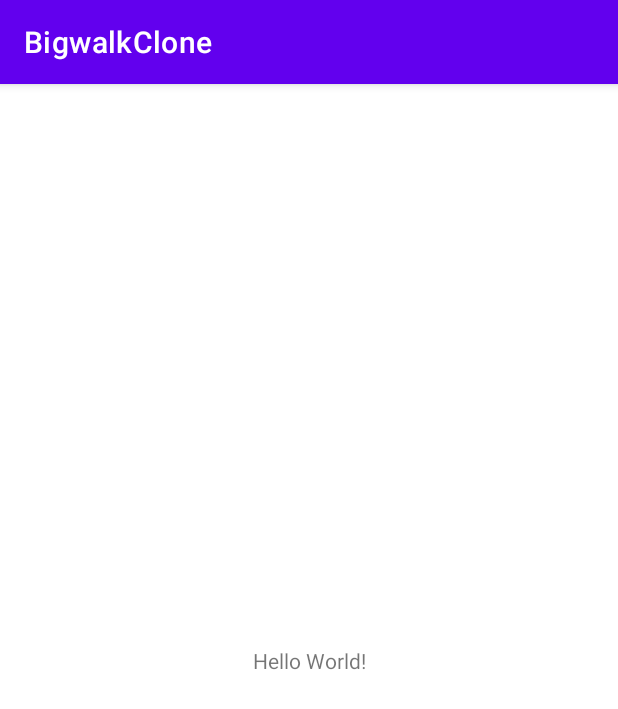
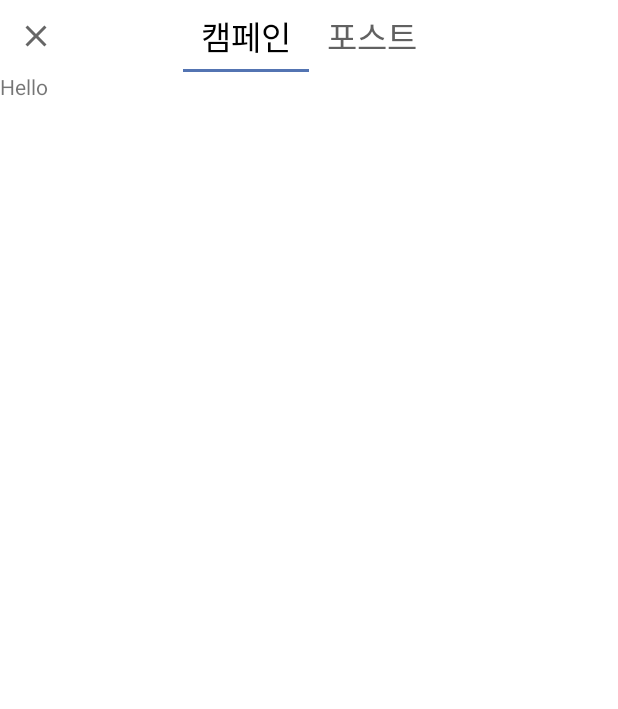
Before and after one commit to HyeokJaeChoi/BigwalkClone, an Android app: the screen it shows after launch (MainActivity), on a phone screen of 412 x 824 dp. Shown: the top 709 px of the screen. Run offline under Robolectric (Android 15) with nearby library versions, the phone set to English and light mode, and no system bars.

Commit message:
메인화면 레이아웃 구성

```diff
--- a/app/build.gradle
+++ b/app/build.gradle
@@ -24,11 +24,15 @@ android {
         }
     }
     compileOptions {
-        sourceCompatibility JavaVersion.VERSION_11
-        targetCompatibility JavaVersion.VERSION_11
+        sourceCompatibility JavaVersion.VERSION_1_8
+        targetCompatibility JavaVersion.VERSION_1_8
     }
     kotlinOptions {
-        jvmTarget = '11'
+        jvmTarget = '1.8'
+    }
+
+    buildFeatures {
+        viewBinding true
     }
 }
 
--- a/app/src/main/java/com/example/bigwalkclone/MainActivity.kt
+++ b/app/src/main/java/com/example/bigwalkclone/MainActivity.kt
@@ -2,10 +2,15 @@ package com.example.bigwalkclone
 
 import androidx.appcompat.app.AppCompatActivity
 import android.os.Bundle
+import com.example.bigwalkclone.databinding.ActivityMainBinding
 
 class MainActivity : AppCompatActivity() {
+    private lateinit var binding: ActivityMainBinding
+
     override fun onCreate(savedInstanceState: Bundle?) {
         super.onCreate(savedInstanceState)
-        setContentView(R.layout.activity_main)
+        binding = ActivityMainBinding.inflate(layoutInflater)
+        setContentView(binding.root)
+
     }
 }
--- a/app/src/main/java/com/example/bigwalkclone/view/CampaignFragment.kt
+++ b/app/src/main/java/com/example/bigwalkclone/view/CampaignFragment.kt
@@ -6,15 +6,35 @@ import androidx.fragment.app.Fragment
 import android.view.LayoutInflater
 import android.view.View
 import android.view.ViewGroup
+import androidx.fragment.app.viewModels
 import com.example.bigwalkclone.R
+import com.example.bigwalkclone.databinding.CampaignFragmentBinding
 
 class CampaignFragment : Fragment() {
     companion object {
         fun newInstance() = CampaignFragment()
     }
 
+    private val campaignViewModel by viewModels<CampaignViewModel>()
+    private var _binding: CampaignFragmentBinding? = null
+    private val binding get() = _binding!!
+
+    override fun onCreateView(
+        inflater: LayoutInflater,
+        container: ViewGroup?,
+        savedInstanceState: Bundle?
+    ): View? {
+        _binding = CampaignFragmentBinding.inflate(inflater, container, false)
+        return binding.root
+    }
+
     override fun onViewCreated(view: View, savedInstanceState: Bundle?) {
         super.onViewCreated(view, savedInstanceState)
     }
 
+    override fun onDestroyView() {
+        super.onDestroyView()
+        _binding = null
+    }
+
 }
--- /dev/null
+++ b/app/src/main/res/drawable/ic_baseline_close_24.xml
@@ -0,0 +1,10 @@
+<vector xmlns:android="http://schemas.android.com/apk/res/android"
+    android:width="24dp"
+    android:height="24dp"
+    android:viewportWidth="24"
+    android:viewportHeight="24"
+    android:tint="?attr/colorControlNormal">
+  <path
+      android:fillColor="@android:color/white"
+      android:pathData="M19,6.41L17.59,5 12,10.59 6.41,5 5,6.41 10.59,12 5,17.59 6.41,19 12,13.41 17.59,19 19,17.59 13.41,12z"/>
+</vector>
--- a/app/src/main/res/layout/activity_main.xml
+++ b/app/src/main/res/layout/activity_main.xml
@@ -6,13 +6,54 @@
         android:layout_height="match_parent"
         tools:context=".MainActivity">
 
-    <TextView
+    <androidx.constraintlayout.widget.ConstraintLayout
+        android:id="@+id/appbar"
+        android:layout_width="match_parent"
+        android:layout_height="wrap_content">
+
+        <ImageView
+            android:id="@+id/close_btn"
             android:layout_width="wrap_content"
             android:layout_height="wrap_content"
-            android:text="Hello World!"
-            app:layout_constraintBottom_toBottomOf="parent"
-            app:layout_constraintLeft_toLeftOf="parent"
-            app:layout_constraintRight_toRightOf="parent"
-            app:layout_constraintTop_toTopOf="parent" />
+            android:src="@drawable/ic_baseline_close_24"
+            android:padding="12dp"
+            />
+
+        <com.google.android.material.tabs.TabLayout
+            android:id="@+id/tab_select_container"
+            android:layout_width="wrap_content"
+            android:layout_height="wrap_content"
+            app:tabTextAppearance="@style/tab_text"
+            app:layout_constraintStart_toStartOf="parent"
+            app:layout_constraintEnd_toEndOf="parent"
+            app:tabMode="fixed"
+            app:tabTextColor="@color/gray"
+            app:tabSelectedTextColor="@color/black"
+            app:tabGravity="center">
+
+            <com.google.android.material.tabs.TabItem
+                android:layout_width="wrap_content"
+                android:layout_height="wrap_content"
+                android:text="@string/campaign"
+                />
+
+            <com.google.android.material.tabs.TabItem
+                android:layout_width="wrap_content"
+                android:layout_height="wrap_content"
+                android:text="@string/post"
+                />
+
+        </com.google.android.material.tabs.TabLayout>
+
+    </androidx.constraintlayout.widget.ConstraintLayout>
+
+    <androidx.fragment.app.FragmentContainerView
+        android:id="@+id/container"
+        android:layout_width="match_parent"
+        android:layout_height="0dp"
+        android:name="com.example.bigwalkclone.view.CampaignFragment"
+        app:layout_constraintTop_toBottomOf="@id/appbar"
+        app:layout_constraintBottom_toBottomOf="parent"
+        />
 
 </androidx.constraintlayout.widget.ConstraintLayout>
--- a/app/src/main/res/values-night/themes.xml
+++ /dev/null
@@ -1,16 +0,0 @@
-<resources xmlns:tools="http://schemas.android.com/tools">
-    <!-- Base application theme. -->
-    <style name="Theme.BigwalkClone" parent="Theme.MaterialComponents.DayNight.DarkActionBar">
-        <!-- Primary brand color. -->
-        <item name="colorPrimary">@color/purple_200</item>
-        <item name="colorPrimaryVariant">@color/purple_700</item>
-        <item name="colorOnPrimary">@color/black</item>
-        <!-- Secondary brand color. -->
-        <item name="colorSecondary">@color/teal_200</item>
-        <item name="colorSecondaryVariant">@color/teal_200</item>
-        <item name="colorOnSecondary">@color/black</item>
-        <!-- Status bar color. -->
-        <item name="android:statusBarColor" tools:targetApi="l">?attr/colorPrimaryVariant</item>
-        <!-- Customize your theme here. -->
-    </style>
-</resources>
--- a/app/src/main/res/values/colors.xml
+++ b/app/src/main/res/values/colors.xml
@@ -7,4 +7,6 @@
     <color name="teal_700">#FF018786</color>
     <color name="black">#FF000000</color>
     <color name="white">#FFFFFFFF</color>
+    <color name="gray">#FF616161</color>
+    <color name="primary">#FF5374B2</color>
 </resources>
--- a/app/src/main/res/values/strings.xml
+++ b/app/src/main/res/values/strings.xml
@@ -1,3 +1,5 @@
 <resources>
     <string name="app_name">BigwalkClone</string>
+    <string name="campaign">캠페인</string>
+    <string name="post">포스트</string>
 </resources>
--- a/app/src/main/res/values/themes.xml
+++ b/app/src/main/res/values/themes.xml
@@ -1,9 +1,9 @@
 <resources xmlns:tools="http://schemas.android.com/tools">
     <!-- Base application theme. -->
-    <style name="Theme.BigwalkClone" parent="Theme.MaterialComponents.DayNight.DarkActionBar">
+    <style name="Theme.BigwalkClone" parent="Theme.MaterialComponents.Light.NoActionBar">
         <!-- Primary brand color. -->
-        <item name="colorPrimary">@color/purple_500</item>
-        <item name="colorPrimaryVariant">@color/purple_700</item>
+        <item name="colorPrimary">@color/primary</item>
+        <item name="colorPrimaryVariant">@color/primary</item>
         <item name="colorOnPrimary">@color/white</item>
         <!-- Secondary brand color. -->
         <item name="colorSecondary">@color/teal_200</item>
@@ -13,4 +13,8 @@
         <item name="android:statusBarColor" tools:targetApi="l">?attr/colorPrimaryVariant</item>
         <!-- Customize your theme here. -->
     </style>
+
+    <style name="tab_text" parent="TextAppearance.Design.Tab">
+        <item name="android:textSize">22sp</item>
+    </style>
 </resources>
```
